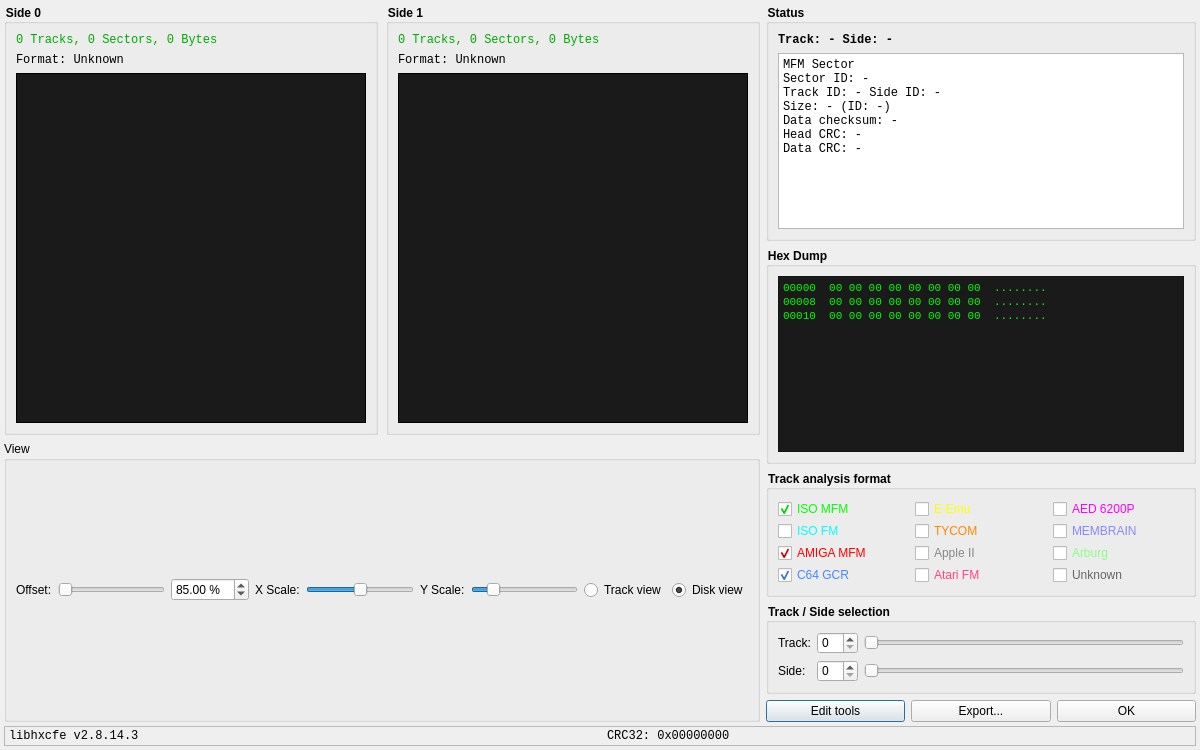
First picture: the form in forms/diskanalyzer_window.ui, repository Axel051171/UnifiedFloppyTool, before the edit.
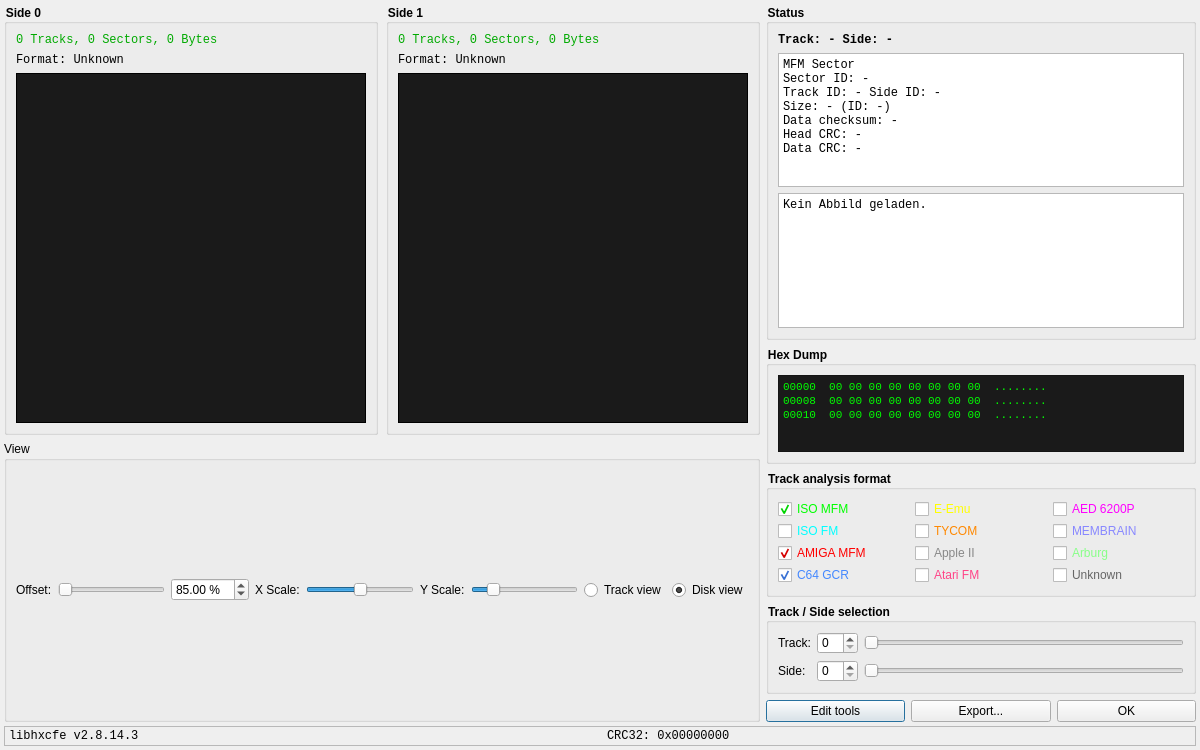
Second picture: the form after the edit.

Commit message: feat(analyzer): der erste Produktivleser des Zentrums — der Disk-Analyzer zeigt, was der Traeger TRAEGT (MF-1273)

```diff
--- a/forms/diskanalyzer_window.ui
+++ b/forms/diskanalyzer_window.ui
@@ -183,6 +183,15 @@
 Data CRC: -</string></property>
            </widget>
           </item>
+          <item>
+           <widget class="QTextEdit" name="textDiskReport">
+            <property name="readOnly"><bool>true</bool></property>
+            <property name="minimumHeight"><number>120</number></property>
+            <property name="styleSheet"><string>font-family: monospace; font-size: 9pt;</string></property>
+            <property name="toolTip"><string>Was der Traeger TRAEGT — Schichten, Merkmale, Befunde (uft_disk2, MF-1273). Gemessen beim Laden, nicht angenommen.</string></property>
+            <property name="plainText"><string>Kein Abbild geladen.</string></property>
+           </widget>
+          </item>
          </layout>
         </widget>
        </item>
```
The commit also changes 4 other files.
